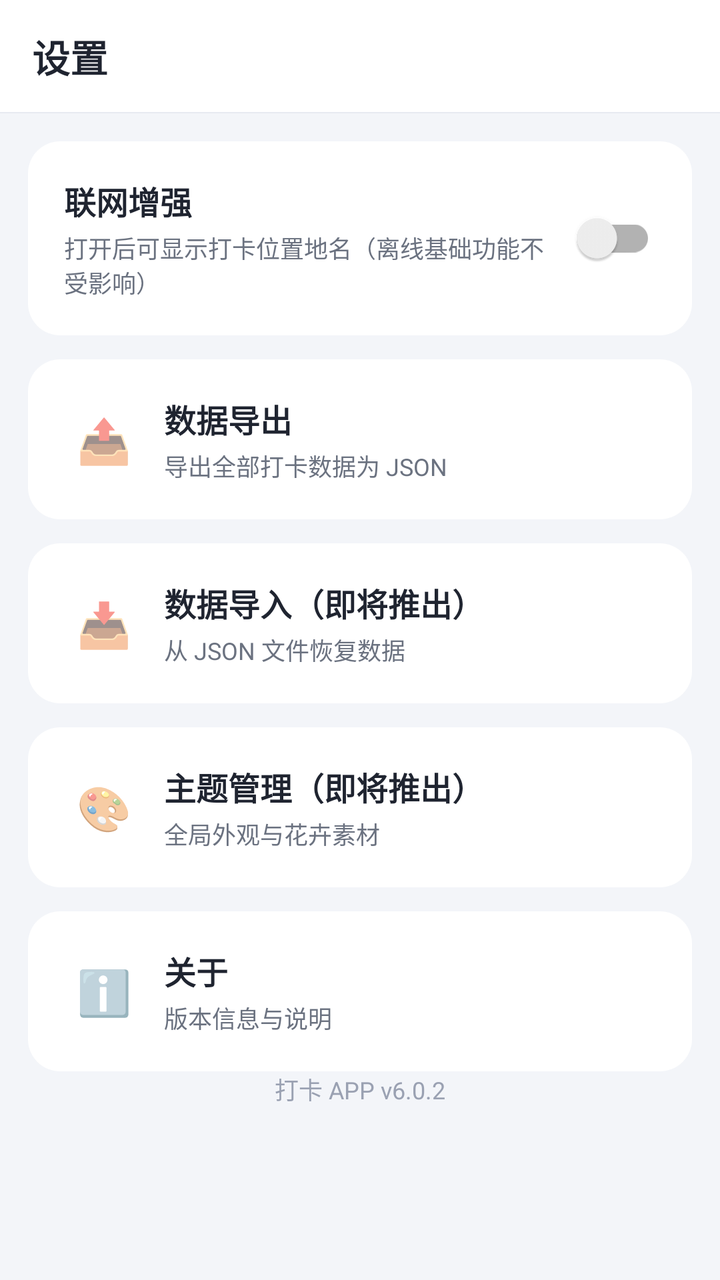
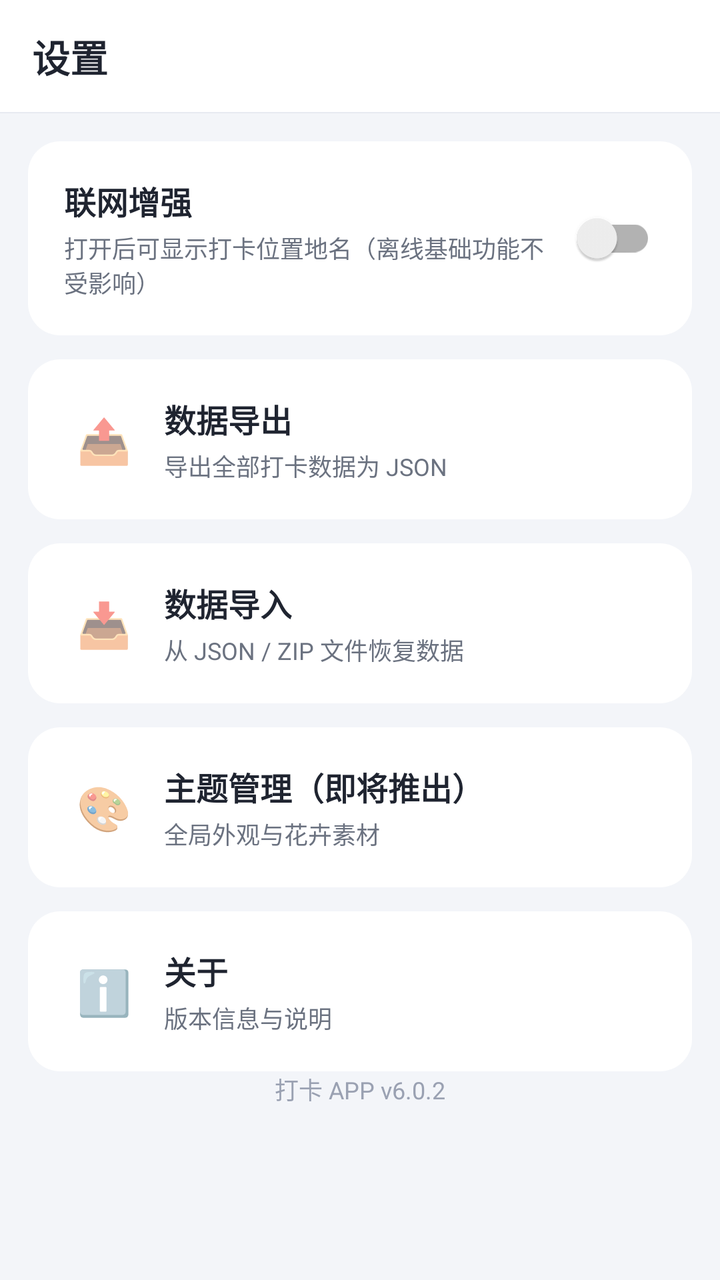

Screens rendered from an Android XML layout before and after an edit, with the pre-edit source and the edit as a unified diff.
<!-- AndroidManifest.xml: application theme Theme.Checkin -->
<!-- res/layout/fragment_settings.xml -->
<?xml version="1.0" encoding="utf-8"?>
<LinearLayout xmlns:android="http://schemas.android.com/apk/res/android"
    android:layout_width="match_parent"
    android:layout_height="match_parent"
    android:background="@color/bg_page"
    android:orientation="vertical">

    <LinearLayout
        android:layout_width="match_parent"
        android:layout_height="56dp"
        android:background="@color/white"
        android:gravity="center_vertical"
        android:paddingHorizontal="16dp">
        <TextView
            android:layout_width="wrap_content"
            android:layout_height="wrap_content"
            android:text="设置"
            android:textColor="@color/text_primary"
            android:textSize="19sp"
            android:textStyle="bold" />
    </LinearLayout>
    <View android:layout_width="match_parent" android:layout_height="0.5dp" android:background="@color/divider" />

    <ScrollView
        android:layout_width="match_parent"
        android:layout_height="0dp"
        android:layout_weight="1"
        android:scrollbars="none">

    <LinearLayout
        android:layout_width="match_parent"
        android:layout_height="wrap_content"
        android:orientation="vertical"
        android:padding="14dp">

        
        <LinearLayout
            android:layout_width="match_parent"
            android:layout_height="wrap_content"
            android:background="@drawable/bg_card"
            android:orientation="vertical"
            android:padding="18dp">

            <LinearLayout
                android:layout_width="match_parent"
                android:layout_height="wrap_content"
                android:gravity="center_vertical"
                android:orientation="horizontal">
                <LinearLayout
                    android:layout_width="0dp"
                    android:layout_height="wrap_content"
                    android:layout_weight="1"
                    android:orientation="vertical">
                    <TextView
                        android:layout_width="wrap_content"
                        android:layout_height="wrap_content"
                        android:text="联网增强"
                        android:textColor="@color/text_primary"
                        android:textSize="16sp"
                        android:textStyle="bold" />
                    <TextView
                        android:layout_width="wrap_content"
                        android:layout_height="wrap_content"
                        android:layout_marginTop="3dp"
                        android:text="打开后可显示打卡位置地名（离线基础功能不受影响）"
                        android:textColor="@color/text_secondary"
                        android:textSize="12sp" />
                </LinearLayout>
                <androidx.appcompat.widget.SwitchCompat
                    android:id="@+id/sw_net"
                    android:layout_width="wrap_content"
                    android:layout_height="wrap_content" />
            </LinearLayout>

            <LinearLayout
                android:id="@+id/panel_geo"
                android:layout_width="match_parent"
                android:layout_height="wrap_content"
                android:layout_marginTop="14dp"
                android:gravity="center_vertical"
                android:orientation="horizontal"
                android:visibility="gone">
                <LinearLayout
                    android:layout_width="0dp"
                    android:layout_height="wrap_content"
                    android:layout_weight="1"
                    android:orientation="vertical">
                    <TextView
                        android:layout_width="wrap_content"
                        android:layout_height="wrap_content"
                        android:text="定位增强"
                        android:textColor="@color/text_primary"
                        android:textSize="15sp"
                        android:textStyle="bold" />
                    <TextView
                        android:layout_width="wrap_content"
                        android:layout_height="wrap_content"
                        android:layout_marginTop="3dp"
                        android:text="打卡时把经纬度翻译为具体地名（如公司、家）"
                        android:textColor="@color/text_secondary"
                        android:textSize="12sp" />
                </LinearLayout>
                <androidx.appcompat.widget.SwitchCompat
                    android:id="@+id/sw_geo"
                    android:layout_width="wrap_content"
                    android:layout_height="wrap_content" />
            </LinearLayout>

            <LinearLayout
                android:id="@+id/panel_key"
                android:layout_width="match_parent"
                android:layout_height="wrap_content"
                android:layout_marginTop="14dp"
                android:orientation="vertical"
                android:visibility="gone">
                <TextView
                    android:layout_width="wrap_content"
                    android:layout_height="wrap_content"
                    android:text="高德开放平台 API Key"
                    android:textColor="@color/text_primary"
                    android:textSize="14sp"
                    android:textStyle="bold" />
                <EditText
                    android:id="@+id/et_api_key"
                    android:layout_width="match_parent"
                    android:layout_height="wrap_content"
                    android:layout_marginTop="6dp"
                    android:background="@drawable/bg_input"
                    android:hint="请输入你的 Key（仅保存在本机，不会上传）"
                    android:inputType="text"
                    android:maxLines="2"
                    android:padding="14dp"
                    android:textColor="@color/text_primary"
                    android:textColorHint="@color/text_hint"
                    android:textSize="13sp" />
                <TextView
                    android:layout_width="wrap_content"
                    android:layout_height="wrap_content"
                    android:layout_marginTop="6dp"
                    android:text="到 lbs.amap.com 免费申请 Web 服务 Key；应用不内置 Key，别人使用你的 Key 时额度由你承担，请勿公开。"
                    android:textColor="@color/text_secondary"
                    android:textSize="12sp" />
            </LinearLayout>
        </LinearLayout>

        <LinearLayout
            android:id="@+id/item_export"
            android:layout_width="match_parent"
            android:layout_height="wrap_content"
            android:layout_marginTop="12dp"
            android:background="@drawable/bg_card"
            android:clickable="true"
            android:focusable="true"
            android:gravity="center_vertical"
            android:orientation="horizontal"
            android:padding="18dp">
            <TextView android:layout_width="40dp" android:layout_height="40dp" android:gravity="center" android:text="📤" android:textSize="22sp" />
            <LinearLayout android:layout_width="0dp" android:layout_height="wrap_content" android:layout_marginStart="10dp" android:layout_weight="1" android:orientation="vertical">
                <TextView android:layout_width="wrap_content" android:layout_height="wrap_content" android:text="数据导出" android:textColor="@color/text_primary" android:textSize="16sp" android:textStyle="bold"/>
                <TextView android:layout_width="wrap_content" android:layout_height="wrap_content" android:layout_marginTop="3dp" android:text="导出全部打卡数据为 JSON" android:textColor="@color/text_secondary" android:textSize="12sp"/>
            </LinearLayout>
        </LinearLayout>

        <LinearLayout
            android:id="@+id/item_import"
            android:layout_width="match_parent"
            android:layout_height="wrap_content"
            android:layout_marginTop="12dp"
            android:background="@drawable/bg_card"
            android:clickable="true"
            android:focusable="true"
            android:gravity="center_vertical"
            android:orientation="horizontal"
            android:padding="18dp">
            <TextView android:layout_width="40dp" android:layout_height="40dp" android:gravity="center" android:text="📥" android:textSize="22sp" />
            <LinearLayout android:layout_width="0dp" android:layout_height="wrap_content" android:layout_marginStart="10dp" android:layout_weight="1" android:orientation="vertical">
                <TextView android:layout_width="wrap_content" android:layout_height="wrap_content" android:text="数据导入（即将推出）" android:textColor="@color/text_primary" android:textSize="16sp" android:textStyle="bold"/>
                <TextView android:layout_width="wrap_content" android:layout_height="wrap_content" android:layout_marginTop="3dp" android:text="从 JSON 文件恢复数据" android:textColor="@color/text_secondary" android:textSize="12sp"/>
            </LinearLayout>
        </LinearLayout>

        <LinearLayout
            android:id="@+id/item_theme"
            android:layout_width="match_parent"
            android:layout_height="wrap_content"
            android:layout_marginTop="12dp"
            android:background="@drawable/bg_card"
            android:clickable="true"
            android:focusable="true"
            android:gravity="center_vertical"
            android:orientation="horizontal"
            android:padding="18dp">
            <TextView android:layout_width="40dp" android:layout_height="40dp" android:gravity="center" android:text="🎨" android:textSize="22sp" />
            <LinearLayout android:layout_width="0dp" android:layout_height="wrap_content" android:layout_marginStart="10dp" android:layout_weight="1" android:orientation="vertical">
                <TextView android:layout_width="wrap_content" android:layout_height="wrap_content" android:text="主题管理（即将推出）" android:textColor="@color/text_primary" android:textSize="16sp" android:textStyle="bold"/>
                <TextView android:layout_width="wrap_content" android:layout_height="wrap_content" android:layout_marginTop="3dp" android:text="全局外观与花卉素材" android:textColor="@color/text_secondary" android:textSize="12sp"/>
            </LinearLayout>
        </LinearLayout>

        <LinearLayout
            android:id="@+id/item_about"
            android:layout_width="match_parent"
            android:layout_height="wrap_content"
            android:layout_marginTop="12dp"
            android:background="@drawable/bg_card"
            android:clickable="true"
            android:focusable="true"
            android:gravity="center_vertical"
            android:orientation="horizontal"
            android:padding="18dp">
            <TextView android:layout_width="40dp" android:layout_height="40dp" android:gravity="center" android:text="ℹ️" android:textSize="22sp" />
            <LinearLayout android:layout_width="0dp" android:layout_height="wrap_content" android:layout_marginStart="10dp" android:layout_weight="1" android:orientation="vertical">
                <TextView android:layout_width="wrap_content" android:layout_height="wrap_content" android:text="关于" android:textColor="@color/text_primary" android:textSize="16sp" android:textStyle="bold"/>
                <TextView android:layout_width="wrap_content" android:layout_height="wrap_content" android:layout_marginTop="3dp" android:text="版本信息与说明" android:textColor="@color/text_secondary" android:textSize="12sp"/>
            </LinearLayout>
        </LinearLayout>

        <View android:layout_width="match_parent" android:layout_height="0dp" android:layout_weight="1" />

        <TextView
            android:layout_width="match_parent"
            android:layout_height="wrap_content"
            android:gravity="center"
            android:id="@+id/tv_version" android:text="打卡 APP v6.0.2"
            android:textColor="@color/text_hint"
            android:textSize="12sp" />
    </LinearLayout>
    </ScrollView>
</LinearLayout>
<!-- resources referenced by this layout -->
<resources>
  <color name="bg_page">#F3F5F9</color>
  <color name="divider">#E7EAF1</color>
  <color name="text_hint">#9AA1B2</color>
  <color name="text_primary">#1F2430</color>
  <color name="text_secondary">#6B7280</color>
  <color name="white">#FFFFFF</color>
  <!-- drawable bg_card (drawable) -->
  <?xml version="1.0" encoding="utf-8"?>
  <shape xmlns:android="http://schemas.android.com/apk/res/android" android:shape="rectangle">
      <solid android:color="@color/bg_card" />
      <corners android:radius="16dp" />
  </shape>
  <!-- drawable bg_input (drawable) -->
  <?xml version="1.0" encoding="utf-8"?>
  <shape xmlns:android="http://schemas.android.com/apk/res/android" android:shape="rectangle">
      <solid android:color="#F1F3F8" />
      <corners android:radius="12dp" />
  </shape>
  <style name="Theme.Checkin" parent="Theme.MaterialComponents.Light.NoActionBar">
          <item name="colorPrimary">@color/brand</item>
          <item name="colorPrimaryDark">@color/brand_dark</item>
          <item name="colorAccent">@color/brand</item>
          <item name="android:windowBackground">@color/bg_page</item>
          <item name="android:statusBarColor">@color/white</item>
          <item name="android:windowLightStatusBar">true</item>
          <item name="android:textColorPrimary">@color/text_primary</item>
          <item name="android:textColorSecondary">@color/text_secondary</item>
          <item name="bottomNavigationStyle">@style/Widget.Checkin.BottomNav</item>
      </style>
  <color name="bg_card">#FFFFFF</color>
  <color name="brand">#39C5BB</color>
  <color name="brand_dark">#1F9C94</color>
  <style name="Widget.Checkin.BottomNav" parent="Widget.MaterialComponents.BottomNavigationView">
          <item name="itemTextColor">@color/nav_tint</item>
          <item name="itemIconTint">@color/nav_tint</item>
          <item name="backgroundTint">@color/white</item>
          <item name="elevation">10dp</item>
          <item name="labelVisibilityMode">labeled</item>
      </style>
</resources>

<!-- the commit's change to res/layout/fragment_settings.xml (unified diff, before → after) -->
@@ -174,8 +174,8 @@
             android:padding="18dp">
             <TextView android:layout_width="40dp" android:layout_height="40dp" android:gravity="center" android:text="📥" android:textSize="22sp" />
             <LinearLayout android:layout_width="0dp" android:layout_height="wrap_content" android:layout_marginStart="10dp" android:layout_weight="1" android:orientation="vertical">
-                <TextView android:layout_width="wrap_content" android:layout_height="wrap_content" android:text="数据导入（即将推出）" android:textColor="@color/text_primary" android:textSize="16sp" android:textStyle="bold"/>
-                <TextView android:layout_width="wrap_content" android:layout_height="wrap_content" android:layout_marginTop="3dp" android:text="从 JSON 文件恢复数据" android:textColor="@color/text_secondary" android:textSize="12sp"/>
+                <TextView android:layout_width="wrap_content" android:layout_height="wrap_content" android:text="数据导入" android:textColor="@color/text_primary" android:textSize="16sp" android:textStyle="bold"/>
+                <TextView android:layout_width="wrap_content" android:layout_height="wrap_content" android:layout_marginTop="3dp" android:text="从 JSON / ZIP 文件恢复数据" android:textColor="@color/text_secondary" android:textSize="12sp"/>
             </LinearLayout>
         </LinearLayout>
 
